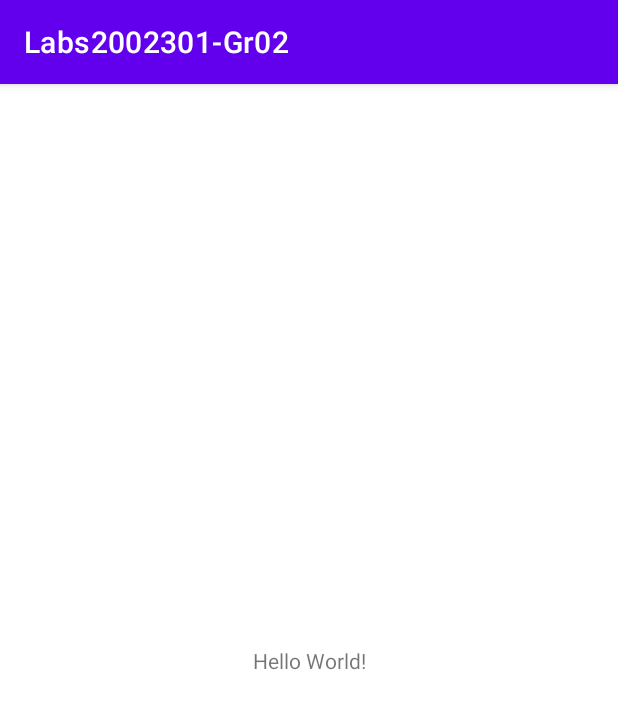
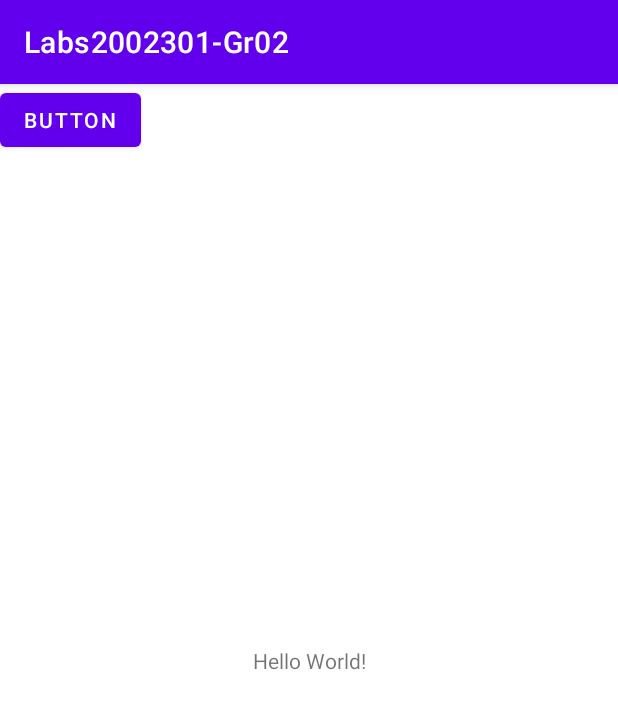
Before and after one commit to paisaruso/LabsCM202301-Gr02, an Android app: the screen it shows after launch (MainActivity), on a phone screen of 412 x 824 dp. Shown: the top 709 px of the screen. Run offline under Robolectric (Android 15) with nearby library versions, the phone set to English and light mode, and no system bars.

Commit message:
clase activity_personal_data instanciada

```diff
--- a/Lab1-UI/src/main/AndroidManifest.xml
+++ b/Lab1-UI/src/main/AndroidManifest.xml
@@ -11,6 +11,7 @@
         android:supportsRtl="true"
         android:theme="@style/Theme.Labs2002301Gr02"
         tools:targetApi="31">
+        <activity android:name=".ActividadPersonalDatos" />
         <activity
             android:name=".PersonalDataActivity"
             android:exported="false" />
--- a/Lab1-UI/src/main/java/exoesqueletor/co/edu/udea/compumovil/gr02_202301/lab1gr02/MainActivity.kt
+++ b/Lab1-UI/src/main/java/exoesqueletor/co/edu/udea/compumovil/gr02_202301/lab1gr02/MainActivity.kt
@@ -1,11 +1,23 @@
 package exoesqueletor.co.edu.udea.compumovil.gr02_202301.lab1gr02
 
+import android.content.Intent
 import androidx.appcompat.app.AppCompatActivity
 import android.os.Bundle
+import android.widget.Button
 
+private lateinit var btnDataPersonVari: Button
 class MainActivity : AppCompatActivity() {
     override fun onCreate(savedInstanceState: Bundle?) {
+
         super.onCreate(savedInstanceState)
         setContentView(R.layout.activity_main)
+        btnDataPersonVari = findViewById(R.id.btnDataPerson)
+
+        btnDataPersonVari.setOnClickListener {
+            val intent = Intent(this, ActividadPersonalDatos::class.java)
+            startActivity(intent)
+        }
+
+
     }
 }
--- a/Lab1-UI/src/main/res/layout/activity_main.xml
+++ b/Lab1-UI/src/main/res/layout/activity_main.xml
@@ -15,4 +15,12 @@
         app:layout_constraintStart_toStartOf="parent"
         app:layout_constraintTop_toTopOf="parent" />
 
+    <Button
+        android:id="@+id/btnDataPerson"
+        android:layout_width="wrap_content"
+        android:layout_height="wrap_content"
+        android:text="Button"
+        tools:layout_editor_absoluteX="151dp"
+        tools:layout_editor_absoluteY="232dp" />
+
 </androidx.constraintlayout.widget.ConstraintLayout>
```
Also changed, not shown: Lab1-UI/src/main/java/exoesqueletor/co/edu/udea/compumovil/gr02_202301/lab1gr02/ActividadPersonalDatos.kt (added, +12 -0 lines).
